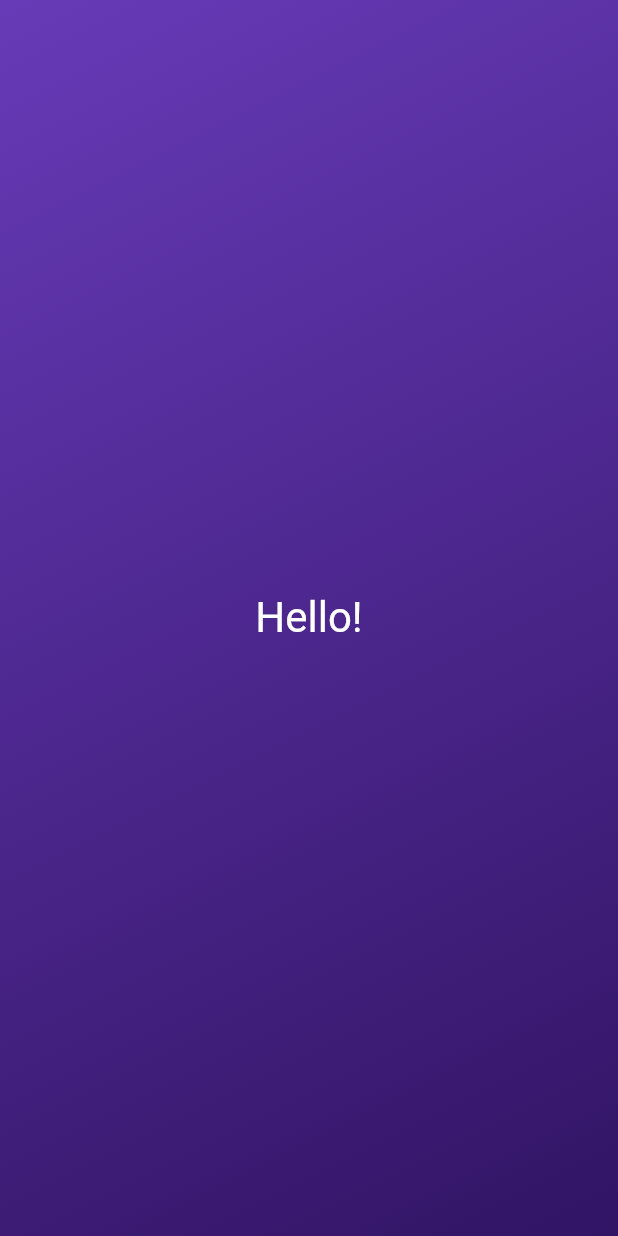
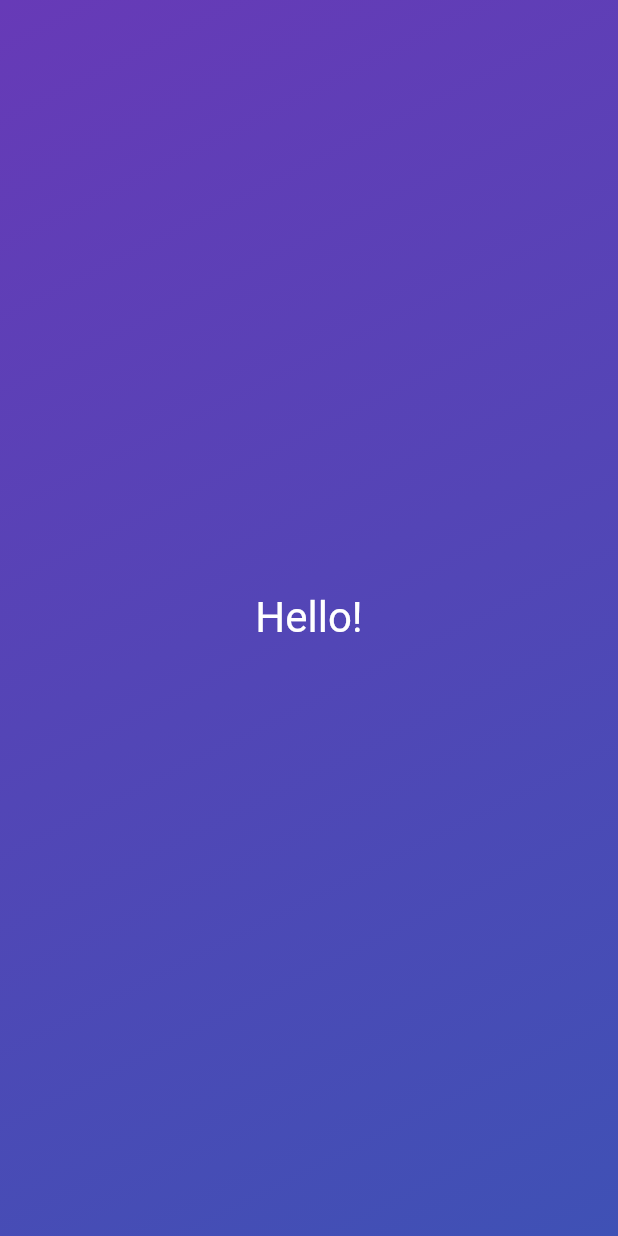
Before and after one commit to bmessaoudi/roll_dice_app, a Flutter app: the screen it shows after launch, on a phone screen of 412 x 824 dp. Run offline on Flutter 3.47's test engine with Material 2 defaults, Android fonts, the phone set to English and light mode, and no system bars.

Commit message:
add construct funtion purple to gradient container

```diff
--- a/lib/gradient_container.dart
+++ b/lib/gradient_container.dart
@@ -5,16 +5,21 @@ var startAlignment = Alignment.topLeft;
 var endAlignment = Alignment.bottomRight;
 
 class GradientContainer extends StatelessWidget {
-  const GradientContainer({super.key, required this.colors});
+  const GradientContainer(this.color1, this.color2, {super.key});
 
-  final List<Color> colors;
+  const GradientContainer.purple({super.key})
+      : color1 = Colors.deepPurple,
+        color2 = Colors.indigo;
+
+  final Color color1;
+  final Color color2;
 
   @override
   Widget build(BuildContext context) {
     return Container(
       decoration: BoxDecoration(
         gradient: LinearGradient(
-          colors: colors,
+          colors: [color1, color2],
           begin: startAlignment,
           end: endAlignment,
         ),
@@ -25,3 +30,25 @@ class GradientContainer extends StatelessWidget {
     );
   }
 }
+
+// class GradientContainer extends StatelessWidget {
+//   const GradientContainer({super.key, required this.colors});
+
+//   final List<Color> colors;
+
+//   @override
+//   Widget build(BuildContext context) {
+//     return Container(
+//       decoration: BoxDecoration(
+//         gradient: LinearGradient(
+//           colors: colors,
+//           begin: startAlignment,
+//           end: endAlignment,
+//         ),
+//       ),
+//       child: const Center(
+//         child: StyledText("Hello!"),
+//       ),
+//     );
+//   }
+// }
--- a/lib/main.dart
+++ b/lib/main.dart
@@ -14,12 +14,7 @@ class MyApp extends StatelessWidget {
       debugShowCheckedModeBanner: false,
       home: Scaffold(
         backgroundColor: Colors.purple,
-        body: GradientContainer(
-          colors: [
-            Color.fromRGBO(103, 58, 183, 1),
-            Color.fromRGBO(49, 20, 100, 1),
-          ],
-        ),
+        body: GradientContainer.purple(),
       ),
     );
   }
```
